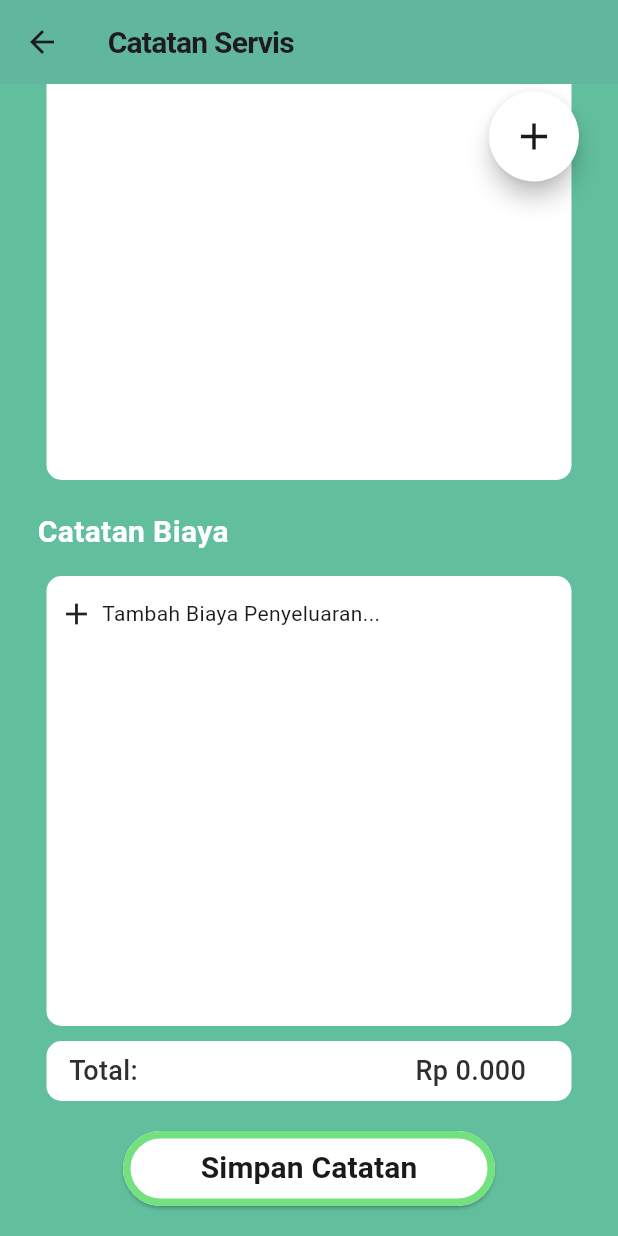
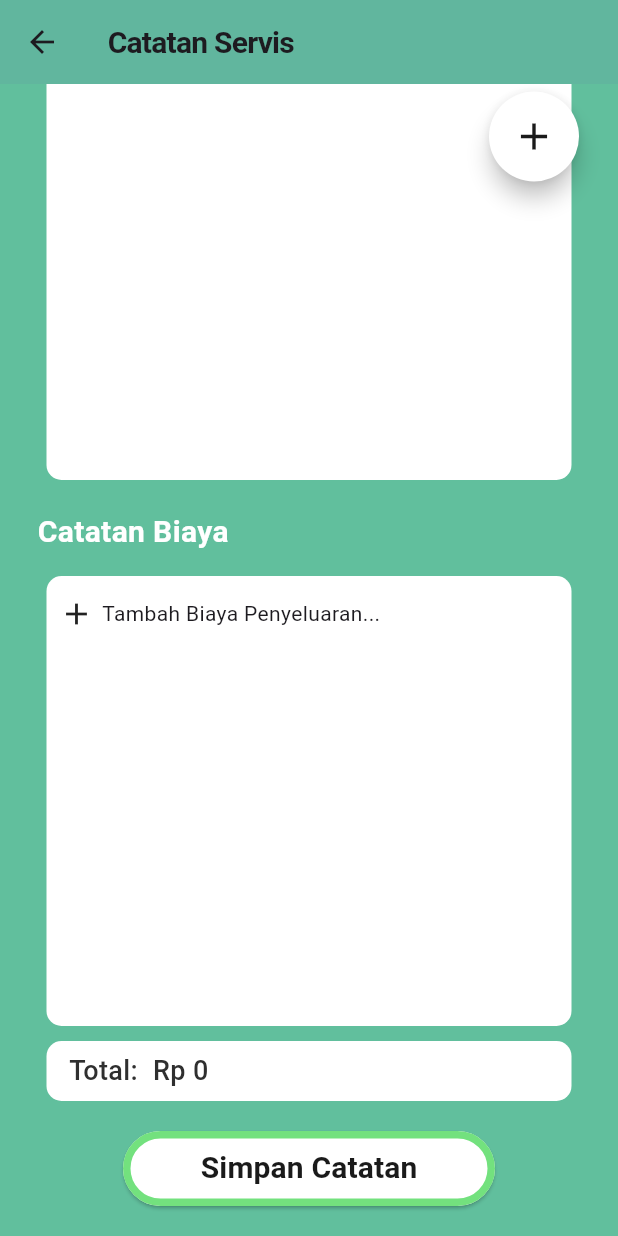
Before and after one commit to takoasli/aplikasi-manajemen-aset, a Flutter app: the Catatan screen opened directly with empty values, scrolled down 289 dp, on a phone screen of 412 x 824 dp. Run offline on Flutter 3.47's test engine with Material 3 defaults, Android fonts, the phone set to English and light mode, and no system bars; our stand-ins replace animated_splash_screen, awesome_dialog, awesome_snackbar_content, cloud_firestore, firebase_auth, firebase_core and 8 more; missing offline and left inert: dart:ffi, flutter_barcode_scanner; accounts and stored records are empty; network calls fail; Roboto replaces fonts that are missing (Righteus).

Commit message:
revisi baru

```diff
--- a/lib/Aset/AC/AddAC.dart
+++ b/lib/Aset/AC/AddAC.dart
@@ -11,7 +11,7 @@ import 'package:projek_skripsi/textfield/textfields.dart';
 import '../../komponen/kotakDialog.dart';
 import '../../komponen/style.dart';
 import '../../textfield/imageField.dart';
-import '../Durability.dart';
+import '../ControllerLogic.dart';
 import 'ManajemenAC.dart';
 
 class AddAC extends StatefulWidget {
--- a/lib/Aset/AC/editAC.dart
+++ b/lib/Aset/AC/editAC.dart
@@ -12,7 +12,7 @@ import '../../komponen/kotakDialog.dart';
 import '../../komponen/style.dart';
 import '../../textfield/imageField.dart';
 import '../../textfield/textfields.dart';
-import '../Durability.dart';
+import '../ControllerLogic.dart';
 
 class UpdateAC extends StatefulWidget {
   const UpdateAC({super.key, required this.dokumenAC});
--- a/lib/Aset/AC/moreDetailAC.dart
+++ b/lib/Aset/AC/moreDetailAC.dart
@@ -4,7 +4,7 @@ import 'package:flutter/material.dart';
 import '../../catatanAset.dart';
 import '../../komponen/style.dart';
 import '../../qrView.dart';
-import '../Durability.dart';
+import '../ControllerLogic.dart';
 
 class MoreDetailAC extends StatefulWidget {
   const MoreDetailAC({super.key, required this.data});
--- a/lib/Aset/Durability.dart
+++ b/lib/Aset/ControllerLogic.dart
@@ -1,5 +1,6 @@
 // Hitung hari antara 2 tangal
 import 'package:flutter/material.dart';
+import 'package:intl/intl.dart';
 
 // Hitung perbandingan tanggal berupa hari
 int daysBetween(DateTime from, DateTime to) {
@@ -82,3 +83,18 @@ LinearProgressIndicator showIndicator(double value, Color color) {
       color: color,
       value: value);
 }
+
+String convertToRupiah(dynamic number) {
+  NumberFormat currencyFormatter = NumberFormat.currency(
+    locale: 'id',
+    symbol: 'Rp ',
+    decimalDigits: 0,
+  );
+  return currencyFormatter.format(number);
+}
+
+class CatatanBiaya {
+  CatatanBiaya(this.nama, this.biaya);
+  late String nama;
+  late double biaya;
+}
--- a/lib/Aset/Laptop/addLaptop.dart
+++ b/lib/Aset/Laptop/addLaptop.dart
@@ -11,7 +11,7 @@ import '../../komponen/kotakDialog.dart';
 import '../../komponen/style.dart';
 import '../../textfield/imageField.dart';
 import '../../textfield/textfields.dart';
-import '../Durability.dart';
+import '../ControllerLogic.dart';
 import 'manajemenLaptop.dart';
 
 class AddLaptop extends StatefulWidget {
--- a/lib/Aset/Laptop/editLaptop.dart
+++ b/lib/Aset/Laptop/editLaptop.dart
@@ -11,7 +11,7 @@ import '../../komponen/kotakDialog.dart';
 import '../../komponen/style.dart';
 import '../../textfield/imageField.dart';
 import '../../textfield/textfields.dart';
-import '../Durability.dart';
+import '../ControllerLogic.dart';
 
 class editLaptop extends StatefulWidget {
   const editLaptop({super.key,
--- a/lib/Aset/Laptop/moreDetailLaptop.dart
+++ b/lib/Aset/Laptop/moreDetailLaptop.dart
@@ -4,7 +4,7 @@ import 'package:flutter/material.dart';
 
 import '../../komponen/style.dart';
 import '../../qrView.dart';
-import '../Durability.dart';
+import '../ControllerLogic.dart';
 
 class MoreDetailLaptop extends StatefulWidget {
   final Map<String, dynamic> data;
--- a/lib/Aset/Mobil/MoreDetailMobil.dart
+++ b/lib/Aset/Mobil/MoreDetailMobil.dart
@@ -4,7 +4,7 @@ import 'package:flutter/material.dart';
 
 import '../../komponen/style.dart';
 import '../../qrView.dart';
-import '../Durability.dart';
+import '../ControllerLogic.dart';
 
 class MoreDetailmobil extends StatefulWidget {
   const MoreDetailmobil({super.key,
--- a/lib/Aset/Mobil/addMobil.dart
+++ b/lib/Aset/Mobil/addMobil.dart
@@ -12,7 +12,7 @@ import '../../komponen/kotakDialog.dart';
 import '../../komponen/style.dart';
 import '../../textfield/imageField.dart';
 import '../../textfield/textfields.dart';
-import '../Durability.dart';
+import '../ControllerLogic.dart';
 
 class AddMobil extends StatefulWidget {
   const AddMobil({super.key});
--- a/lib/Aset/Mobil/editMobil.dart
+++ b/lib/Aset/Mobil/editMobil.dart
@@ -10,7 +10,7 @@ import '../../komponen/kotakDialog.dart';
 import '../../komponen/style.dart';
 import '../../textfield/imageField.dart';
 import '../../textfield/textfields.dart';
-import '../Durability.dart';
+import '../ControllerLogic.dart';
 import 'manajemenMobil.dart';
 
 class EditMobil extends StatefulWidget {
--- a/lib/Aset/Motor/AddMotor.dart
+++ b/lib/Aset/Motor/AddMotor.dart
@@ -11,7 +11,7 @@ import '../../komponen/kotakDialog.dart';
 import '../../komponen/style.dart';
 import '../../textfield/imageField.dart';
 import '../../textfield/textfields.dart';
-import '../Durability.dart';
+import '../ControllerLogic.dart';
 
 class AddMotor extends StatefulWidget {
   const AddMotor({super.key});
--- a/lib/Aset/Motor/MoreDetailMotor.dart
+++ b/lib/Aset/Motor/MoreDetailMotor.dart
@@ -4,7 +4,7 @@ import 'package:flutter/material.dart';
 
 import '../../komponen/style.dart';
 import '../../qrView.dart';
-import '../Durability.dart';
+import '../ControllerLogic.dart';
 
 class MoreDetailMotor extends StatefulWidget {
   const MoreDetailMotor({super.key,
--- a/lib/Aset/Motor/editMotor.dart
+++ b/lib/Aset/Motor/editMotor.dart
@@ -12,7 +12,7 @@ import '../../komponen/kotakDialog.dart';
 import '../../komponen/style.dart';
 import '../../textfield/imageField.dart';
 import '../../textfield/textfields.dart';
-import '../Durability.dart';
+import '../ControllerLogic.dart';
 
 class EditMotor extends StatefulWidget {
   const EditMotor({super.key,
--- a/lib/Aset/PC/AddPC.dart
+++ b/lib/Aset/PC/AddPC.dart
@@ -12,7 +12,7 @@ import 'package:projek_skripsi/textfield/textfields.dart';
 import '../../komponen/kotakDialog.dart';
 import '../../komponen/style.dart';
 import '../../textfield/imageField.dart';
-import '../Durability.dart';
+import '../ControllerLogic.dart';
 import 'ManajemenPC.dart';
 
 class AddPC extends StatefulWidget {
--- a/lib/Aset/PC/EditPC.dart
+++ b/lib/Aset/PC/EditPC.dart
@@ -12,7 +12,7 @@ import '../../komponen/kotakDialog.dart';
 import '../../komponen/style.dart';
 import '../../textfield/imageField.dart';
 import '../../textfield/textfields.dart';
-import '../Durability.dart';
+import '../ControllerLogic.dart';
 
 class EditPC extends StatefulWidget {
   const EditPC({super.key,
--- a/lib/Aset/PC/MoreDetailPC.dart
+++ b/lib/Aset/PC/MoreDetailPC.dart
@@ -4,7 +4,7 @@ import 'package:flutter/material.dart';
 
 import '../../komponen/style.dart';
 import '../../qrView.dart';
-import '../Durability.dart';
+import '../ControllerLogic.dart';
 
 class MoreDetail extends StatefulWidget {
   const MoreDetail({super.key,
--- a/lib/catatanAset.dart
+++ b/lib/catatanAset.dart
@@ -1,9 +1,9 @@
 import 'package:flutter/material.dart';
+import 'Aset/ControllerLogic.dart';
 import 'komponen/checklists.dart';
 import 'komponen/kotakBiaya.dart';
 import 'komponen/kotakDialog.dart';
 import 'komponen/style.dart';
-import 'package:intl/intl.dart';
 
 
 class Catatan extends StatefulWidget {
@@ -28,8 +28,7 @@ class _CatatanState extends State<Catatan> {
   late String idAC;
   late String merekAC;
   List<List<dynamic>> List_Kebutuhan = [];
-  List Biaya_Kebutuhan = [
-  ];
+  List<CatatanBiaya> biayaKebutuhans = [];
 
 
   void checkBoxberubah(bool? value, int index){
@@ -40,7 +39,7 @@ class _CatatanState extends State<Catatan> {
   });
   }
 
-  void SimpanTask(){
+  void SimpanTask(BuildContext context) {
     setState(() {
       List_Kebutuhan.add([isiDialog.text, false]);
       isiDialog.clear();
@@ -48,18 +47,19 @@ class _CatatanState extends State<Catatan> {
     Navigator.of(context).pop();
   }
 
-  void tambahTugas(){
+  void tambahTugas() {
     showDialog(
         context: context,
-        builder: (context){
+        builder: (context) {
           return DialogBox(
             controller: isiDialog,
-            onAdd: SimpanTask,
+            onAdd: () => SimpanTask(context),
             onCancel: () => Navigator.of(context).pop(),
             TextJudul: 'Kebutuhan Tambahan',
           );
         });
   }
+
 
   void ApusTask(int index){
   setState(() {
@@ -67,29 +67,30 @@ class _CatatanState extends State<Catatan> {
   });
   }
 
-  void SimpanBiaya_AC(){
+  void SimpanBiaya_AC(BuildContext context) {
     setState(() {
       // Pastikan isiBiayaAC dan hargaIsiBiayaAC tidak kosong
       if (isiBiayaAC.text.isNotEmpty && hargaIsiBiayaAC.text.isNotEmpty) {
         // Tambahkan nama biaya dan harga ke Biaya_Kebutuhan
-        Biaya_Kebutuhan.add([isiBiayaAC.text, hargaIsiBiayaAC.text]);
+        biayaKebutuhans.add(
+            CatatanBiaya(isiBiayaAC.text, double.parse(hargaIsiBiayaAC.text)));
         isiBiayaAC.clear();
         hargaIsiBiayaAC.clear();
-      }else{
+      } else {
         print('tolong tambahkan informasi yang diminta');
       }
     });
     Navigator.of(context).pop();
   }
 
-  void tambahListBiaya(){
+  void tambahListBiaya() {
     showDialog(
         context: context,
-        builder: (context){
+        builder: (context) {
           return DialogBiaya(
             NamaBiayacontroller: isiBiayaAC,
             HargaBiayacontroller: hargaIsiBiayaAC,
-            onAdd: SimpanBiaya_AC,
+            onAdd: () => SimpanBiaya_AC(context),
             onCancel: () => Navigator.of(context).pop(),
             TextJudul: 'Tambah Nama Biaya',
           );
@@ -98,14 +99,14 @@ class _CatatanState extends State<Catatan> {
 
   void ApusBiayaAC(int index) {
     setState(() {
-      Biaya_Kebutuhan.removeAt(index);
+      biayaKebutuhans.removeAt(index);
     });
   }
 
   double hitungTotalBiaya() {
     double totalBiaya = 0.0;
-    for (int i = 0; i < Biaya_Kebutuhan.length; i++) {
-      totalBiaya += double.parse(Biaya_Kebutuhan[i][1]);
+    for (int i = 0; i < biayaKebutuhans.length; i++) {
+      totalBiaya += biayaKebutuhans[i].biaya;
     }
     return totalBiaya;
   }
@@ -226,8 +227,6 @@ class _CatatanState extends State<Catatan> {
                         children: [
                           Expanded(
                               child: ListView.builder(
-                                // shrinkWrap: true,
-                                // physics: const NeverScrollableScrollPhysics(),
                                 itemCount: List_Kebutuhan.length,
                                 itemBuilder: (context, index){
                                   return Checklist(
@@ -262,19 +261,17 @@ class _CatatanState extends State<Catatan> {
                         borderRadius: BorderRadius.circular(10),
                       ),
                       child: ListView(
-                        // shrinkWrap: true,
-                        // physics: NeverScrollableScrollPhysics(),
                         children: [
                           Expanded(
                             child: ListView.builder(
                               shrinkWrap: true,
                               physics: const NeverScrollableScrollPhysics(),
-                              itemCount: Biaya_Kebutuhan.length,
+                              itemCount: biayaKebutuhans.length,
                               itemBuilder: (context, index) {
-                                final formatter = NumberFormat.currency(locale: 'id', symbol: 'Rp ');
                                 return ListTile(
-                                  title: Text(Biaya_Kebutuhan[index][0]),
-                                  subtitle: Text('Rp: ${Biaya_Kebutuhan[index][1]}'),
+                                  title: Text(biayaKebutuhans[index].nama),
+                                  subtitle: Text(convertToRupiah(
+                                      biayaKebutuhans[index].biaya)),
                                   trailing: IconButton(
                                     icon: const Icon(Icons.delete),
                                     onPressed: () {
@@ -330,9 +327,9 @@ class _CatatanState extends State<Catatan> {
                           ),
                           Expanded(
                             child: Padding(
-                              padding: const EdgeInsets.only(left: 185.0),
+                              padding: const EdgeInsets.only(left: 10),
                               child: Text(
-                                'Rp ${hitungTotalBiaya().toStringAsFixed(3)}',
+                                convertToRupiah(hitungTotalBiaya()),
                                 style: TextStyles.title.copyWith(
                                   fontSize: 18,
                                   color: Warna.darkgrey,
--- a/lib/komponen/InputKonversi.dart
+++ b/lib/komponen/InputKonversi.dart
@@ -10,12 +10,14 @@ class CurrencyInputFormatter extends TextInputFormatter {
       return newValue;
     }
 
-    int value = int.parse(newValue.text.replaceAll('.', ''));
+    // Hilangkan titik pemisah ribuan dan koma desimal
+    int value = int.parse(newValue.text.replaceAll('.', '').replaceAll(',', ''));
+
     final formatter = NumberFormat('#,###');
     String newText = formatter.format(value);
 
     return newValue.copyWith(
-      text: newText.replaceAll(',', '.'), // ganti koma dengan titik
+      text: newText.replaceAll(',', '.'), // Ganti koma dengan titik sebagai desimal
       selection: TextSelection.collapsed(offset: newText.length),
     );
   }
```
